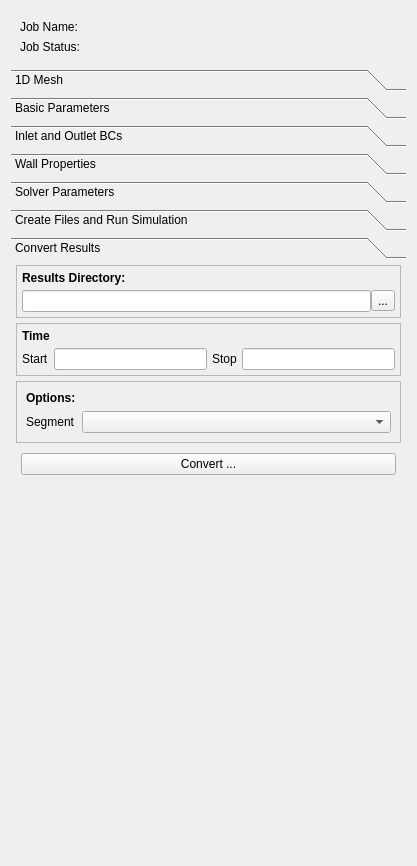
First picture: the form in Code/Source/sv4gui/Plugins/org.sv.gui.qt.simulation1d/sv4gui_SimulationView1d.ui, repository SimVascular/SimVascular, before the edit.
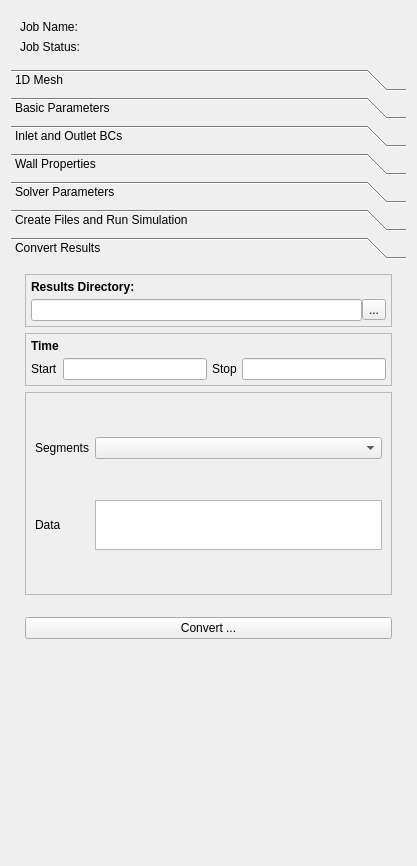
Second picture: the form after the edit.

Commit message: Add convert results SV gui code and Python script.

Patch:
```diff
--- a/Code/Source/sv4gui/Plugins/org.sv.gui.qt.simulation1d/sv4gui_SimulationView1d.ui
+++ b/Code/Source/sv4gui/Plugins/org.sv.gui.qt.simulation1d/sv4gui_SimulationView1d.ui
@@ -775,8 +775,8 @@
           <rect>
            <x>0</x>
            <y>0</y>
-           <width>399</width>
-           <height>567</height>
+           <width>393</width>
+           <height>528</height>
           </rect>
          </property>
          <attribute name="label">
@@ -800,22 +800,7 @@
           </property>
           <item>
            <widget class="QWidget" name="widget_11" native="true">
-            <layout class="QVBoxLayout" name="verticalLayout_14">
-             <property name="spacing">
-              <number>5</number>
-             </property>
-             <property name="leftMargin">
-              <number>0</number>
-             </property>
-             <property name="topMargin">
-              <number>0</number>
-             </property>
-             <property name="rightMargin">
-              <number>0</number>
-             </property>
-             <property name="bottomMargin">
-              <number>0</number>
-             </property>
+            <layout class="QVBoxLayout" name="verticalLayout_4">
              <item>
               <widget class="QFrame" name="frame_2">
                <property name="frameShape">
@@ -978,7 +963,11 @@
                     </widget>
                    </item>
                    <item>
-                    <widget class="QLineEdit" name="lineEditStart"/>
+                    <widget class="QLineEdit" name="lineEditStart">
+                     <property name="toolTip">
+                      <string>Set the start time for the range of times to convert data. The time is a float simulation time value.</string>
+                     </property>
+                    </widget>
                    </item>
                    <item>
                     <widget class="QLabel" name="label_15">
@@ -988,7 +977,11 @@
                     </widget>
                    </item>
                    <item>
-                    <widget class="QLineEdit" name="lineEditStop"/>
+                    <widget class="QLineEdit" name="lineEditStop">
+                     <property name="toolTip">
+                      <string>Set the stop time for the range of times to convert data. The time is a float simulation time value.</string>
+                     </property>
+                    </widget>
                    </item>
                   </layout>
                  </widget>
@@ -1006,26 +999,13 @@
                </property>
                <layout class="QGridLayout" name="gridLayout_2">
                 <item row="0" column="0">
-                 <widget class="QLabel" name="label_17">
-                  <property name="font">
-                   <font>
-                    <weight>75</weight>
-                    <bold>true</bold>
-                   </font>
-                  </property>
-                  <property name="text">
-                   <string>Options:</string>
-                  </property>
-                 </widget>
-                </item>
-                <item row="1" column="0">
                  <widget class="QLabel" name="label_2">
                   <property name="text">
-                   <string>Segment</string>
+                   <string>Segments</string>
                   </property>
                  </widget>
                 </item>
-                <item row="1" column="1">
+                <item row="0" column="1">
                  <widget class="QComboBox" name="SegmentExportComboBox">
                   <property name="sizePolicy">
                    <sizepolicy hsizetype="Expanding" vsizetype="Fixed">
@@ -1033,6 +1013,29 @@
                     <verstretch>0</verstretch>
                    </sizepolicy>
                   </property>
+                  <property name="toolTip">
+                   <string>Set the type of segments to convert data. Select &lt;b&gt;Outlet&lt;/b&gt; to convert data only for segments that have an outlet boundary condition. &lt;b&gt;All&lt;b&gt; is for all segments.</string>
+                  </property>
+                 </widget>
+                </item>
+                <item row="1" column="0">
+                 <widget class="QLabel" name="label_7">
+                  <property name="text">
+                   <string>Data</string>
+                  </property>
+                 </widget>
+                </item>
+                <item row="1" column="1">
+                 <widget class="QListWidget" name="DataExportListWidget">
+                  <property name="maximumSize">
+                   <size>
+                    <width>16777215</width>
+                    <height>50</height>
+                   </size>
+                  </property>
+                  <property name="toolTip">
+                   <string>Set the data names to convert.</string>
+                  </property>
                  </widget>
                 </item>
                </layout>
@@ -1056,19 +1059,22 @@
                 <property name="bottomMargin">
                  <number>5</number>
                 </property>
-                <item>
-                 <widget class="QPushButton" name="btnExportResults">
-                  <property name="enabled">
-                   <bool>true</bool>
-                  </property>
-                  <property name="text">
-                   <string>Convert ...</string>
-                  </property>
-                 </widget>
-                </item>
                </layout>
               </widget>
              </item>
+             <item>
+              <widget class="QPushButton" name="btnExportResults">
+               <property name="enabled">
+                <bool>true</bool>
+               </property>
+               <property name="toolTip">
+                <string>Select the output directory for the converted files and start the conversion process.</string>
+               </property>
+               <property name="text">
+                <string>Convert ...</string>
+               </property>
+              </widget>
+             </item>
              <item>
               <spacer name="verticalSpacer_3">
                <property name="orientation">
```
Left out of the diff: 24 changed lines with no effect on the pictures. The commit also changes 12 other files.
